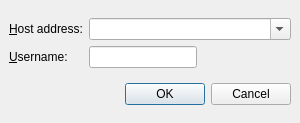
First picture: the form in src/client/ui/joindialog.ui, repository drawpile/Drawpile, before the edit.
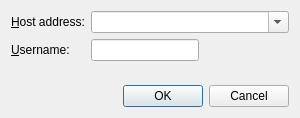
Second picture: the form after the edit.

Commit message:
Dialog layout tweaks
Use FormLayout and group boxes rather than manually crafted grids.
This way the layout will adapt to the current theme.

Patch:
```diff
--- a/src/client/ui/joindialog.ui
+++ b/src/client/ui/joindialog.ui
@@ -4,73 +4,23 @@
   <property name="windowModality" >
    <enum>Qt::WindowModal</enum>
   </property>
-  <property name="geometry" >
+  <property name="geometry">
    <rect>
     <x>0</x>
     <y>0</y>
     <width>300</width>
-    <height>123</height>
+    <height>118</height>
    </rect>
   </property>
   <property name="windowTitle" >
    <string>Join a session</string>
   </property>
-  <layout class="QVBoxLayout" >
-   <property name="spacing" >
-    <number>6</number>
-   </property>
-   <property name="leftMargin" >
-    <number>9</number>
-   </property>
-   <property name="topMargin" >
-    <number>9</number>
-   </property>
-   <property name="rightMargin" >
-    <number>9</number>
-   </property>
-   <property name="bottomMargin" >
-    <number>9</number>
-   </property>
+  <layout class="QVBoxLayout" name="verticalLayout">
    <item>
-    <layout class="QGridLayout" >
-     <property name="leftMargin" >
-      <number>0</number>
-     </property>
-     <property name="topMargin" >
-      <number>0</number>
-     </property>
-     <property name="rightMargin" >
-      <number>0</number>
-     </property>
-     <property name="bottomMargin" >
-      <number>0</number>
-     </property>
-     <property name="horizontalSpacing" >
-      <number>6</number>
-     </property>
-     <property name="verticalSpacing" >
-      <number>6</number>
-     </property>
-     <item row="1" column="0" >
-      <widget class="QLabel" name="label_2" >
-       <property name="text" >
-        <string>&amp;Username:</string>
-       </property>
-       <property name="buddy" >
-        <cstring>username</cstring>
-       </property>
-      </widget>
-     </item>
-     <item row="1" column="1" >
-      <widget class="QLineEdit" name="username" >
-       <property name="mandatoryfield" stdset="0" >
-        <bool>true</bool>
-       </property>
-      </widget>
-     </item>
-     <item row="0" column="0" >
-      <widget class="QLabel" name="label" >
-       <property name="text" >
+    <layout class="QFormLayout" name="formLayout">
+     <item row="0" column="0">
+      <widget class="QLabel" name="label">
+       <property name="text">
         <string>&amp;Host address:</string>
        </property>
        <property name="buddy" >
@@ -78,9 +28,9 @@
        </property>
       </widget>
      </item>
-     <item row="0" column="1" colspan="2" >
-      <widget class="QComboBox" name="address" >
-       <property name="editable" >
+     <item row="0" column="1">
+      <widget class="QComboBox" name="address">
+       <property name="editable">
         <bool>true</bool>
        </property>
        <property name="maxCount" >
@@ -94,28 +44,49 @@
        </property>
       </widget>
      </item>
-     <item row="1" column="2" >
-      <spacer>
-       <property name="orientation" >
-        <enum>Qt::Horizontal</enum>
+     <item row="1" column="0">
+      <widget class="QLabel" name="label_2">
+       <property name="text">
+        <string>&amp;Username:</string>
        </property>
-       <property name="sizeHint" >
-        <size>
-         <width>40</width>
-         <height>20</height>
-        </size>
+       <property name="buddy">
+        <cstring>username</cstring>
        </property>
-      </spacer>
+      </widget>
+     </item>
+     <item row="1" column="1">
+      <layout class="QHBoxLayout" name="horizontalLayout">
+       <item>
+        <widget class="QLineEdit" name="username">
+         <property name="mandatoryfield" stdset="0">
+          <bool>true</bool>
+         </property>
+        </widget>
+       </item>
+       <item>
+        <spacer>
+         <property name="orientation">
+          <enum>Qt::Horizontal</enum>
+         </property>
+         <property name="sizeHint" stdset="0">
+          <size>
+           <width>40</width>
+           <height>20</height>
+          </size>
+         </property>
+        </spacer>
+       </item>
+      </layout>
      </item>
     </layout>
    </item>
    <item>
-    <widget class="QDialogButtonBox" name="buttons" >
-     <property name="orientation" >
+    <widget class="QDialogButtonBox" name="buttons">
+     <property name="orientation">
       <enum>Qt::Horizontal</enum>
      </property>
-     <property name="standardButtons" >
-      <set>QDialogButtonBox::Cancel|QDialogButtonBox::NoButton|QDialogButtonBox::Ok</set>
+     <property name="standardButtons">
+      <set>QDialogButtonBox::Cancel|QDialogButtonBox::Ok</set>
      </property>
     </widget>
    </item>
```
Left out of the diff: 25 changed lines with no effect on the pictures. The commit also changes 3 other files.
